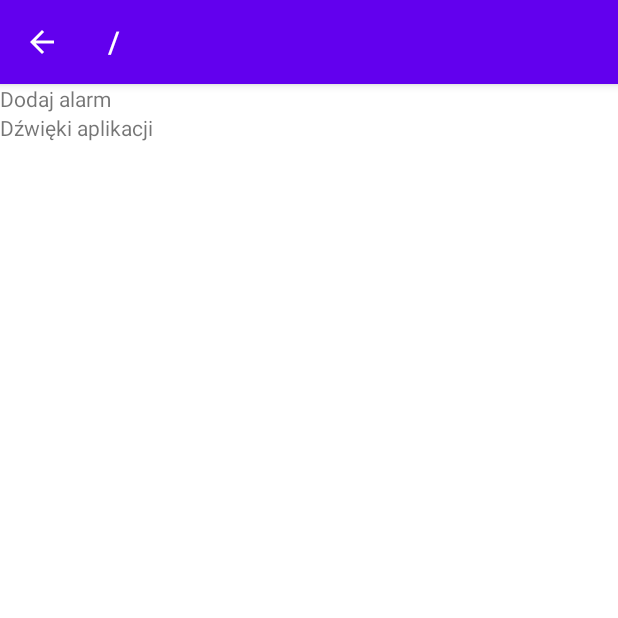
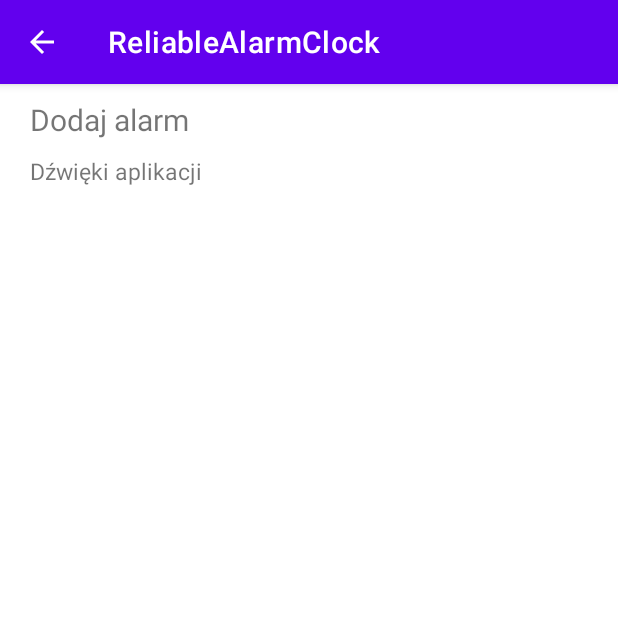
Before and after one commit to niemczyk13/ReliableAlarmClock, an Android app: the SelectSoundActivity screen opened directly, with no data from a screen before it, on a phone screen of 412 x 824 dp, the top half of it. Run offline under Robolectric (Android 15) with nearby library versions, the phone set to English and light mode, and no system bars; our stand-ins replace ButterKnife.

Commit message:
Create MySoundActivity

```diff
--- a/app/build.gradle
+++ b/app/build.gradle
@@ -34,6 +34,8 @@
     implementation 'androidx.appcompat:appcompat:1.3.0'
     implementation 'com.google.android.material:material:1.3.0'
     implementation 'androidx.constraintlayout:constraintlayout:2.0.4'
+    implementation 'androidx.navigation:navigation-fragment:2.3.1'
+    implementation 'androidx.navigation:navigation-ui:2.3.1'
     testImplementation 'junit:junit:4.+'
     androidTestImplementation 'androidx.test.ext:junit:1.1.2'
     androidTestImplementation 'androidx.test.espresso:espresso-core:3.3.0'
--- a/app/src/main/java/com/niemiec/reliablealarmclock/view/activity/addAlarm/sound/SelectSoundActivity.java
+++ b/app/src/main/java/com/niemiec/reliablealarmclock/view/activity/addAlarm/sound/SelectSoundActivity.java
@@ -5,14 +5,18 @@
 import androidx.appcompat.app.AppCompatActivity;
 import butterknife.BindView;
 import butterknife.ButterKnife;
+import butterknife.OnClick;
 
+import android.content.Intent;
 import android.os.Bundle;
 import android.os.Environment;
 import android.view.MenuItem;
+import android.view.View;
 import android.widget.ArrayAdapter;
 import android.widget.ListView;
 
 import com.niemiec.reliablealarmclock.R;
+import com.niemiec.reliablealarmclock.view.activity.addAlarm.sound.file.MySoundsActivity;
 
 import java.io.File;
 import java.util.ArrayList;
@@ -23,7 +27,6 @@
 public class SelectSoundActivity extends AppCompatActivity implements SelectSoundContractMVP.View {
 
     private SelectSoundPresenter presenter;
-    private String path;
     @BindView(R.id.file_list_view)
     ListView fileListView;
 
@@ -38,37 +41,7 @@
 
         createSelectSoundPresenter();
 
-        String m_root = Environment.getExternalStorageDirectory().getPath();
-        String p = Environment.getExternalStorageDirectory().getAbsolutePath();
 
-        path = "/";
-        if (getIntent().hasExtra("path")) {
-            path = getIntent().getStringExtra("path");
-        }
-        setTitle(path);
-
-        List values = new ArrayList();
-        File dir = new File(m_root);
-        File[] files = dir.listFiles();
-
-        if (!dir.canRead()) {
-            setTitle(getTitle() + " (inaccessible)");
-        }
-        String[] list = dir.list();
-        if (list != null) {
-            for (String file : list) {
-                if (!file.startsWith(".")) {
-                    values.add(file);
-                }
-            }
-        }
-
-        Collections.sort(values);
-
-        System.out.println("Sciezka " + dir);
-
-        ArrayAdapter adapter = new ArrayAdapter(this, android.R.layout.simple_list_item_2, android.R.id.text1, values);
-        fileListView.setAdapter(adapter);
     }
 
     private void addBackArrow() {
@@ -86,4 +59,10 @@
         presenter = new SelectSoundPresenter();
         presenter.attach(this);
     }
+
+    @OnClick(R.id.add_new_sound_text_view)
+    public void addNewSoundTextViewClick(View view) {
+        Intent intent = new Intent(this, MySoundsActivity.class);
+        startActivity(intent);
+    }
 }
--- a/app/src/main/res/layout/activity_select_sound.xml
+++ b/app/src/main/res/layout/activity_select_sound.xml
@@ -11,6 +11,9 @@
         android:layout_width="wrap_content"
         android:layout_height="wrap_content"
         android:text="@string/add_new_sound"
+        android:layout_marginTop="10dp"
+        android:layout_marginLeft="20dp"
+        android:textSize="20dp"
         app:layout_constraintTop_toTopOf="parent"
         app:layout_constraintLeft_toLeftOf="parent"
         />
@@ -18,6 +21,9 @@
         android:id="@+id/application_sounds_text_view"
         android:layout_width="wrap_content"
         android:layout_height="wrap_content"
+        android:layout_marginTop="10dp"
+        android:layout_marginLeft="20dp"
+        android:textSize="15dp"
         android:text="@string/application_sounds"
         app:layout_constraintTop_toBottomOf="@+id/add_new_sound_text_view"
         app:layout_constraintLeft_toLeftOf="parent"
--- /dev/null
+++ b/app/src/main/res/values/dimens.xml
@@ -0,0 +1,3 @@
+<resources>
+    <dimen name="fab_margin">16dp</dimen>
+</resources>
--- a/app/src/main/res/values/themes.xml
+++ b/app/src/main/res/values/themes.xml
@@ -13,4 +13,13 @@
         <item name="android:statusBarColor" tools:targetApi="l">?attr/colorPrimaryVariant</item>
         <!-- Customize your theme here. -->
     </style>
+
+    <style name="Theme.ReliableAlarmClock.NoActionBar">
+        <item name="windowActionBar">false</item>
+        <item name="windowNoTitle">true</item>
+    </style>
+
+    <style name="Theme.ReliableAlarmClock.AppBarOverlay" parent="ThemeOverlay.AppCompat.Dark.ActionBar" />
+
+    <style name="Theme.ReliableAlarmClock.PopupOverlay" parent="ThemeOverlay.AppCompat.Light" />
 </resources>
```
Also changed, not shown: app/src/main/AndroidManifest.xml (+8 -4 lines), app/src/main/java/com/niemiec/reliablealarmclock/view/activity/addAlarm/sound/file/MySoundPresenter.java (added, +7 -0 lines), app/src/main/java/com/niemiec/reliablealarmclock/view/activity/addAlarm/sound/file/MySoundsActivity.java (added, +93 -0 lines), app/src/main/java/com/niemiec/reliablealarmclock/view/activity/addAlarm/sound/file/MySoundsContractMVP.java (added, +11 -0 lines), app/src/main/res/layout/activity_my_sounds.xml (added, +23 -0 lines), app/src/main/res/navigation/nav_graph.xml (added, +28 -0 lines), app/src/main/res/values/strings.xml (+9 -0 lines).
